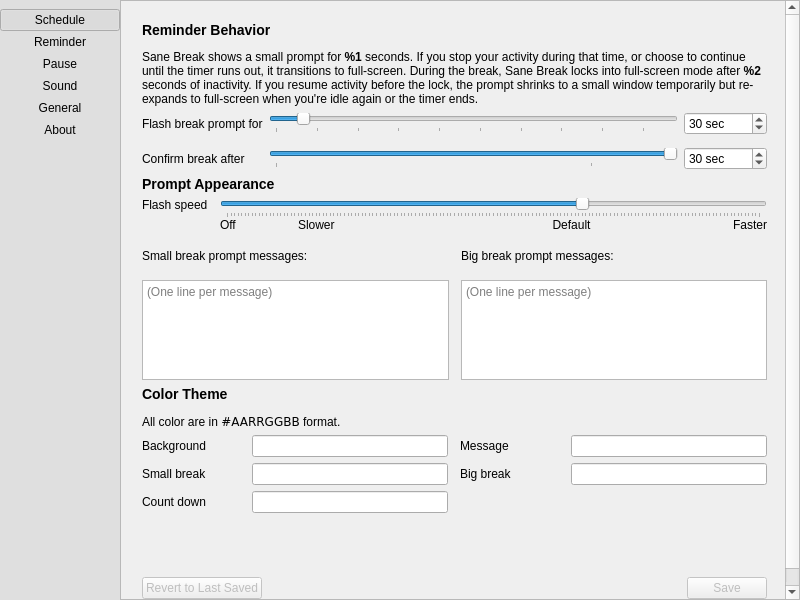
First picture: the form in src/gui/pref-window.ui, repository AllanChain/sane-break, before the edit.
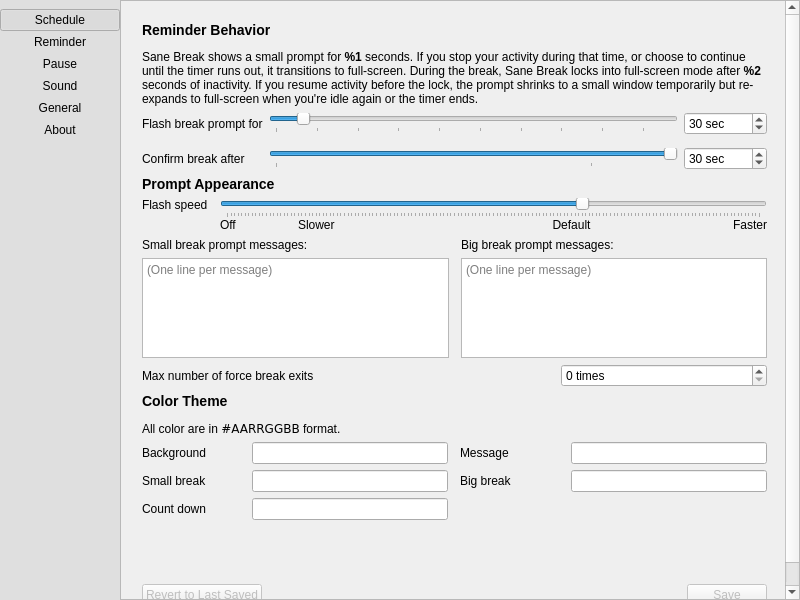
Second picture: the form after the edit. The open tabs and pages were chosen to show the change. Icons and pictures are not drawn. Custom widgets are drawn as their Qt base class.

Commit message:
limited number of exits of force-breaks
Closes #69

Diff of the .ui file:
```diff
--- a/src/gui/pref-window.ui
+++ b/src/gui/pref-window.ui
@@ -773,6 +773,24 @@
               </item>
              </layout>
             </item>
+            <item>
+             <layout class="QHBoxLayout" name="horizontalLayout_4" stretch="2,1">
+              <item>
+               <widget class="QLabel" name="label_12">
+                <property name="text">
+                 <string>Max number of force break exits</string>
+                </property>
+               </widget>
+              </item>
+              <item>
+               <widget class="QSpinBox" name="maxForceBreakExits">
+                <property name="suffix">
+                 <string> times</string>
+                </property>
+               </widget>
+              </item>
+             </layout>
+            </item>
             <item>
              <widget class="QLabel" name="label_2">
               <property name="text">
```
The commit also changes 8 other files.
